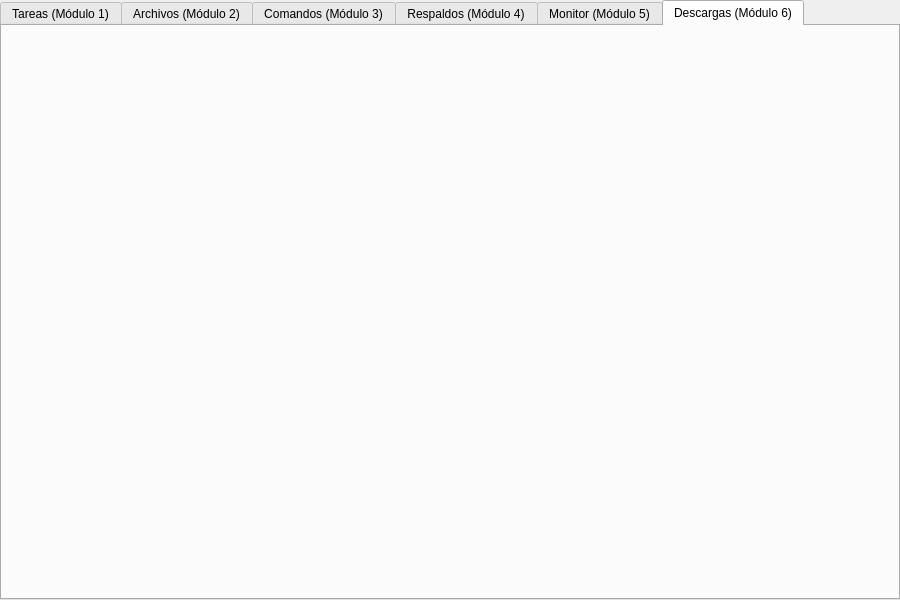
WilberGuerra515/proyecto-ps-2026a, file src/gui/mainwindow.ui: the form before one commit.
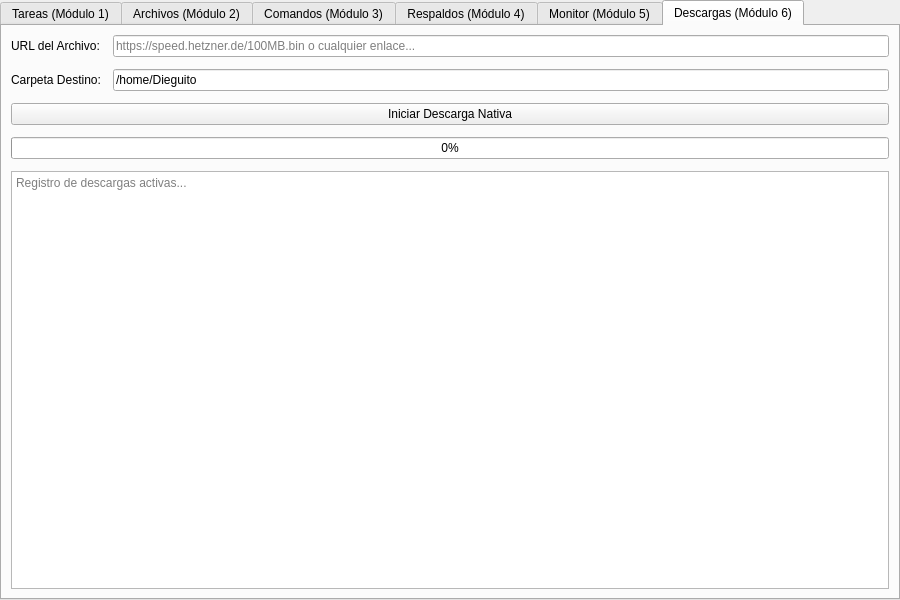
The form after the commit. The open tabs and pages were chosen to show the change.

Commit message: Agregando layout para el módulo gestor de descargas

Diff of the .ui file:
```diff
--- a/src/gui/mainwindow.ui
+++ b/src/gui/mainwindow.ui
@@ -413,8 +413,76 @@
        </layout>
       </widget>
 
-    <!-- Pestaña restante en blanco (Placeholders) -->
-      <widget class="QWidget" name="tabDownloads"><attribute name="title"><string>Descargas (Módulo 6)</string></attribute></widget>
+      <!-- MÓDULO 6: GESTOR DE DESCARGAS -->
+      <widget class="QWidget" name="tabDownloads">
+       <attribute name="title">
+        <string>Descargas (Módulo 6)</string>
+       </attribute>
+       <layout class="QVBoxLayout" name="layoutDownloads">
+        <property name="spacing">
+         <number>12</number>
+        </property>
+        <item>
+         <layout class="QFormLayout" name="formLayoutDownloads">
+          <item row="0" column="0">
+           <widget class="QLabel" name="lblUrl">
+            <property name="text">
+             <string>URL del Archivo:</string>
+            </property>
+           </widget>
+          </item>
+          <item row="0" column="1">
+           <widget class="QLineEdit" name="txtDownloadUrl">
+            <property name="placeholderText">
+             <string>https://speed.hetzner.de/100MB.bin o cualquier enlace...</string>
+            </property>
+           </widget>
+          </item>
+          <item row="1" column="0">
+           <widget class="QLabel" name="lblDownloadDest">
+            <property name="text">
+             <string>Carpeta Destino:</string>
+            </property>
+           </widget>
+          </item>
+          <item row="1" column="1">
+           <widget class="QLineEdit" name="txtDownloadDir">
+            <property name="text">
+             <string>/home/Dieguito</string>
+            </property>
+           </widget>
+          </item>
+         </layout>
+        </item>
+        <item>
+         <widget class="QPushButton" name="btnStartDownload">
+          <property name="text">
+           <string>Iniciar Descarga Nativa</string>
+          </property>
+         </widget>
+        </item>
+        <item>
+         <widget class="QProgressBar" name="downloadProgressBar">
+          <property name="visible">
+           <bool>false</bool>
+          </property>
+          <property name="value">
+           <number>0</number>
+          </property>
+         </widget>
+        </item>
+        <item>
+         <widget class="QTextEdit" name="txtDownloadLog">
+          <property name="readOnly">
+           <bool>true</bool>
+          </property>
+          <property name="placeholderText">
+           <string>Registro de descargas activas...</string>
+          </property>
+         </widget>
+        </item>
+       </layout>
+      </widget>
      </widget>
     </item>
    </layout>
```
